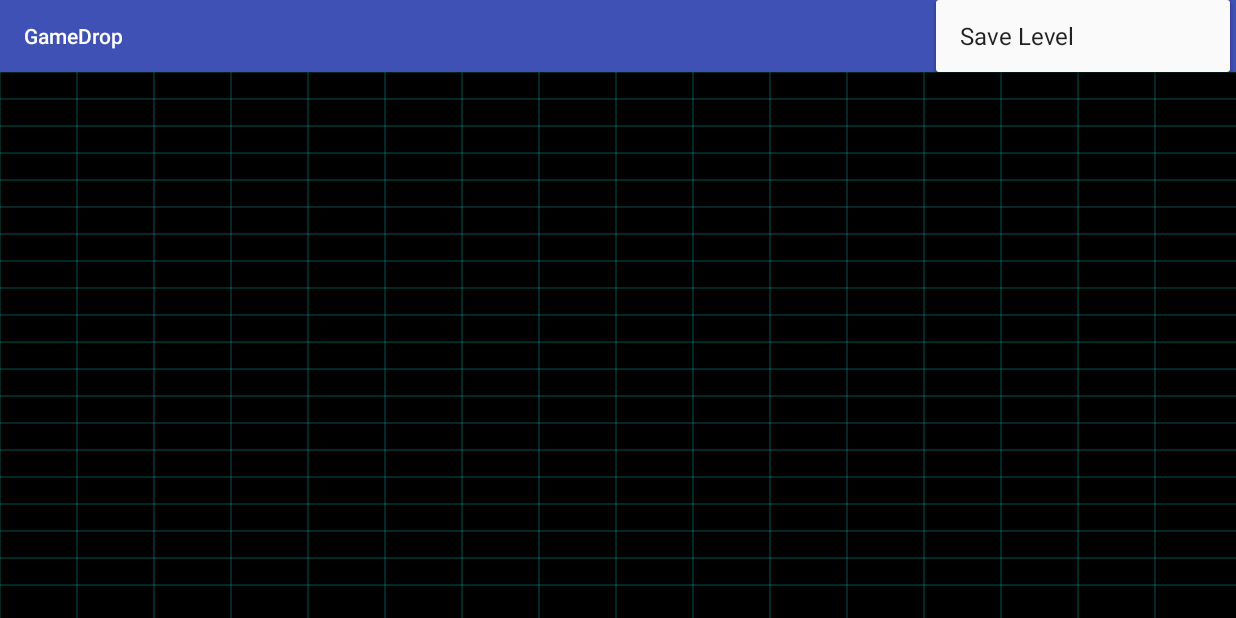
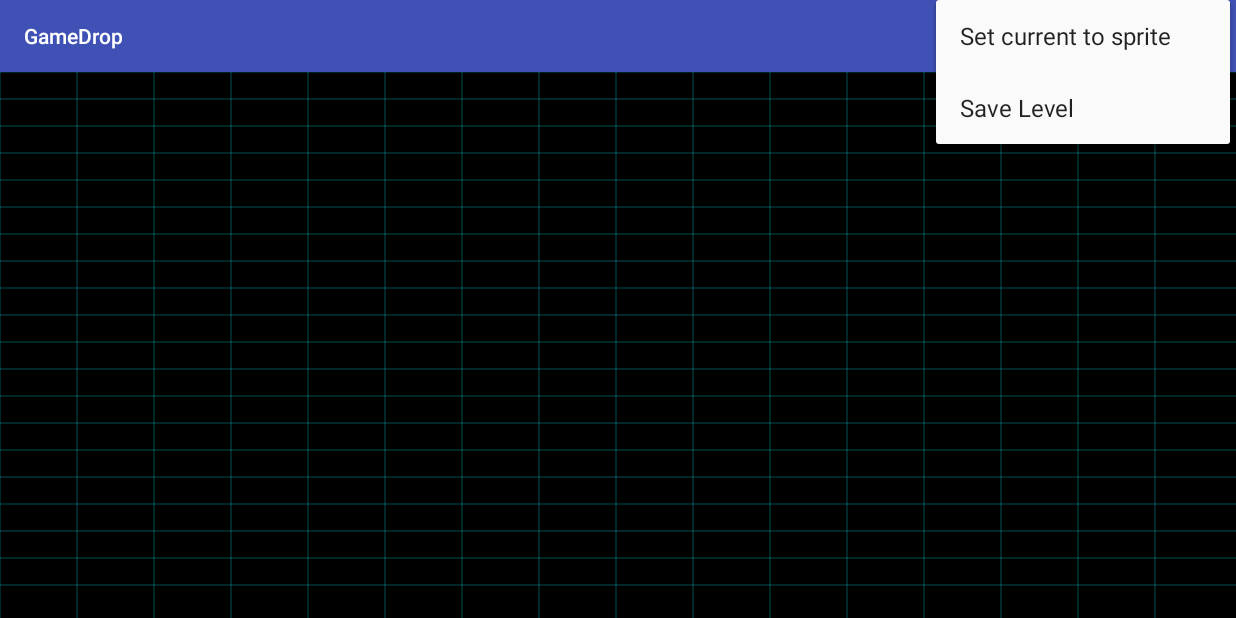
Before and after one commit to nipund/GameDrop, an Android app: the EditorActivity screen opened directly, with no data from a screen before it, with the options menu open, on a phone screen of 824 x 412 dp (held sideways). Run offline under Robolectric (Android 15) with nearby library versions, the phone set to English and light mode, and no system bars; our stand-ins replace Volley; network calls fail.

Commit message:
Implemented set to sprite option in editor

```diff
--- a/GameDrop/app/src/main/java/com/example/mosebach/gamedroplogin/EditorActivity.java
+++ b/GameDrop/app/src/main/java/com/example/mosebach/gamedroplogin/EditorActivity.java
@@ -66,6 +66,9 @@ public class EditorActivity extends AppCompatActivity {
                 sendObjectToVolley();
                 System.out.println(json);
                 return true;
+            case R.id.setSprite:
+                tv.setToSprite();
+                return true;
             default:
                 return super.onOptionsItemSelected(item);
         }
--- a/GameDrop/app/src/main/res/menu/menu_editor.xml
+++ b/GameDrop/app/src/main/res/menu/menu_editor.xml
@@ -2,6 +2,8 @@
 <menu xmlns:app="http://schemas.android.com/apk/res-auto"
     xmlns:android="http://schemas.android.com/apk/res/android">
 
+    <item android:title="Set current to sprite"
+        android:id="@+id/setSprite" />
     <item android:title="Next Element"
         android:id="@+id/next_element"
         android:icon="@drawable/ic_next"
```
Also changed, not shown: GameDrop/app/src/main/java/com/example/mosebach/gamedroplogin/TileView.java (+11 -0 lines).
